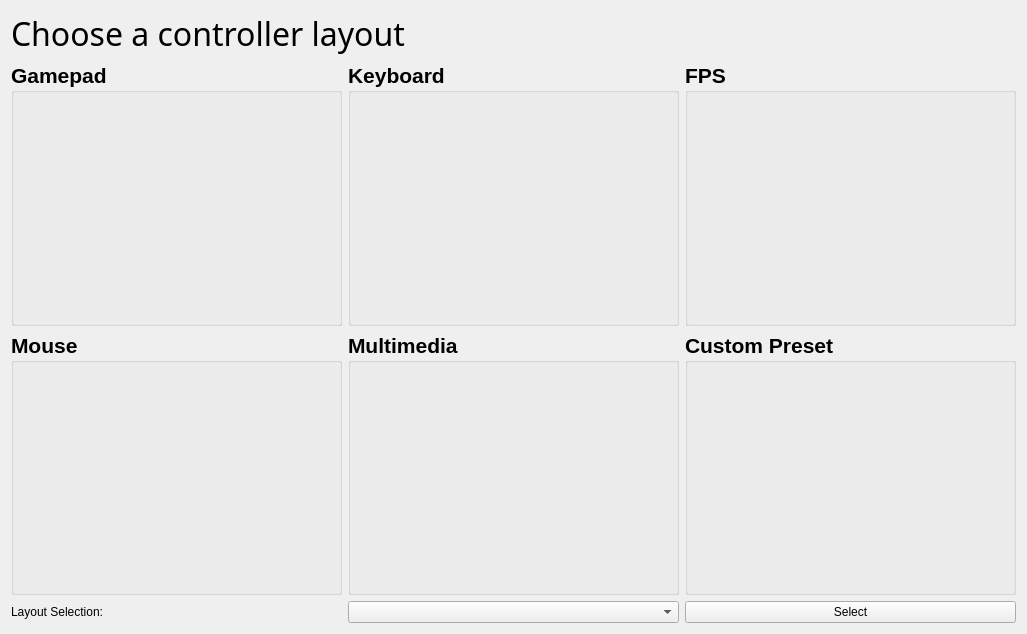
This is UniversalGamingApp/controllerlayout.ui in wicked-rose/UniversalGaming as Qt 5 draws it before an edit. The edited form follows.
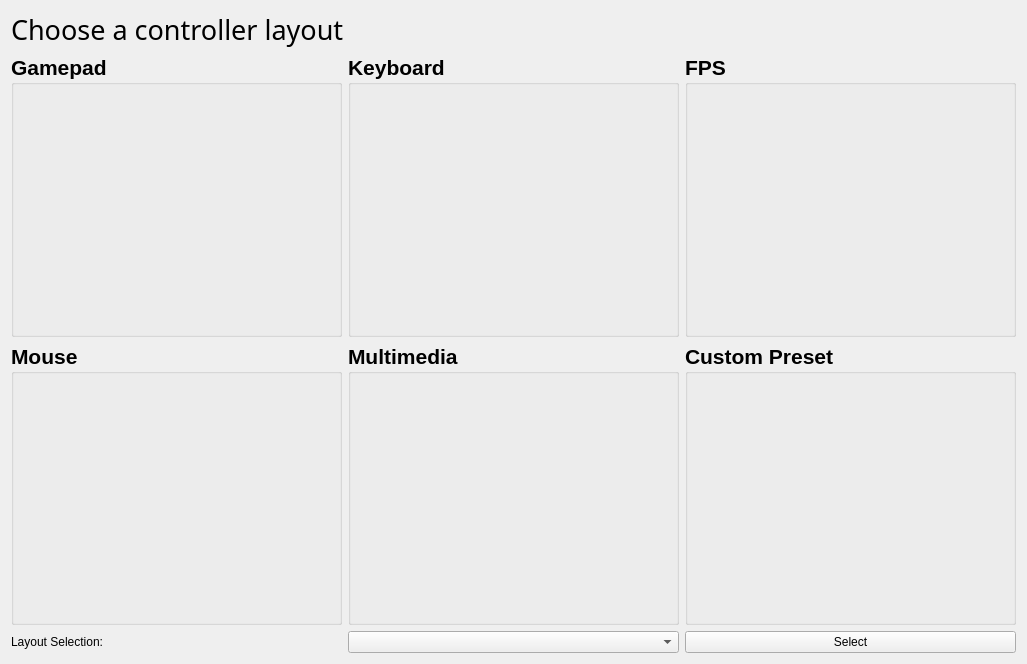
This is the edited form. Icons and pictures are not drawn.

```diff
--- a/UniversalGamingApp/controllerlayout.ui
+++ b/UniversalGamingApp/controllerlayout.ui
@@ -7,7 +7,7 @@
     <x>0</x>
     <y>0</y>
     <width>1027</width>
-    <height>634</height>
+    <height>664</height>
    </rect>
   </property>
   <property name="windowTitle">
@@ -19,7 +19,7 @@
      <property name="font">
       <font>
        <family>Arial Rounded MT Bold</family>
-       <pointsize>24</pointsize>
+       <pointsize>20</pointsize>
       </font>
      </property>
      <property name="text">
```
